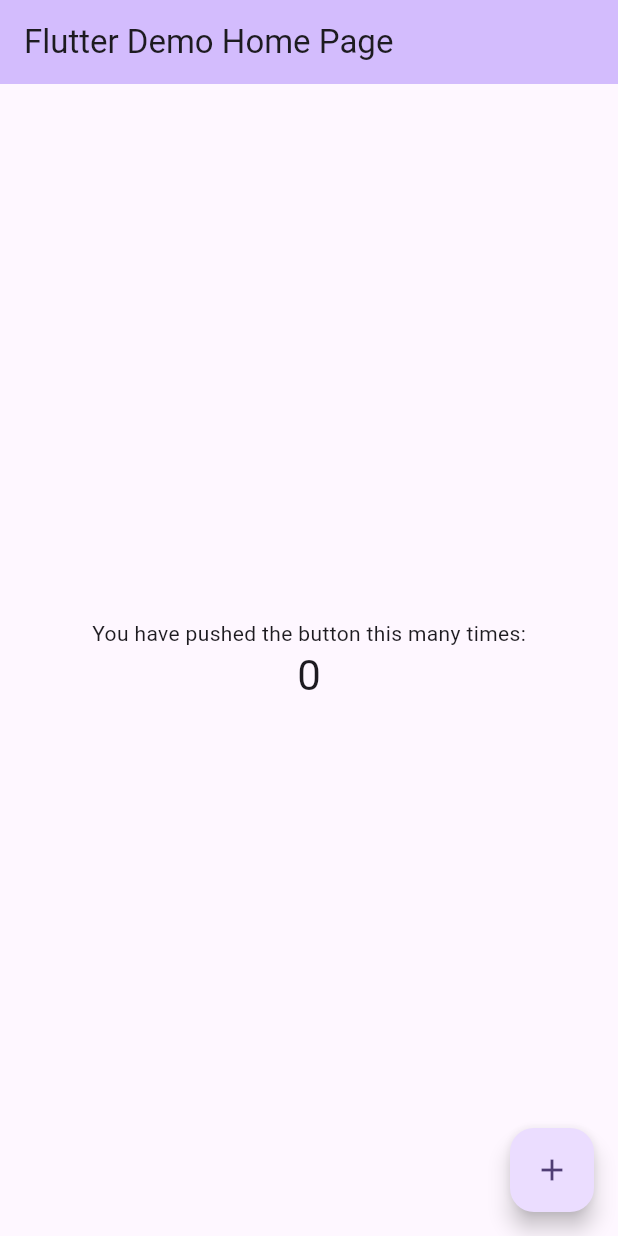
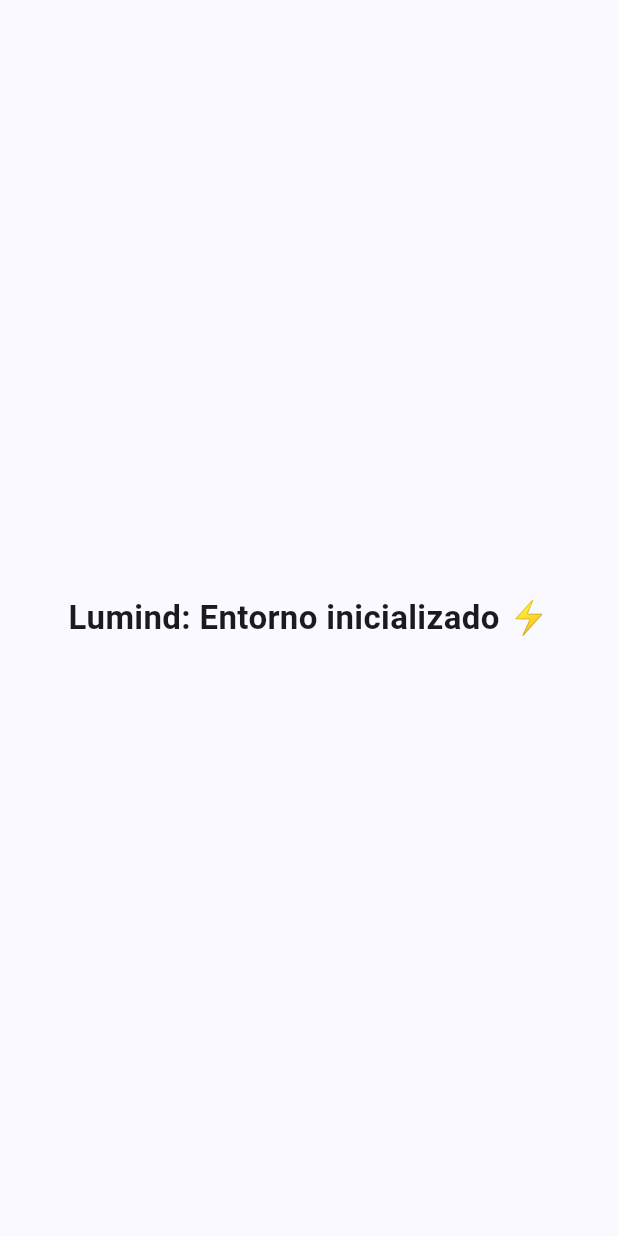
Before and after one commit to MeddinaDev/Lumind, a Flutter app: the screen it shows after launch, on a phone screen of 412 x 824 dp. Run offline on Flutter 3.47's test engine with Material 3 defaults, Android fonts, the light colour scheme and no system bars.

Commit message:
feat: Clean main.dart structure

```diff
--- a/lib/main.dart
+++ b/lib/main.dart
@@ -1,121 +1,31 @@
 import 'package:flutter/material.dart';
 
 void main() {
-  runApp(const MyApp());
+  runApp(const LumindApp());
 }
 
-class MyApp extends StatelessWidget {
-  const MyApp({super.key});
+class LumindApp extends StatelessWidget {
+  const LumindApp({super.key});
 
-  // This widget is the root of your application.
   @override
   Widget build(BuildContext context) {
     return MaterialApp(
-      title: 'Flutter Demo',
+      title: 'Lumind',
+      debugShowCheckedModeBanner: false, // Oculta la etiqueta de "Debug" arriba a la derecha
       theme: ThemeData(
-        // This is the theme of your application.
-        //
-        // TRY THIS: Try running your application with "flutter run". You'll see
-        // the application has a purple toolbar. Then, without quitting the app,
-        // try changing the seedColor in the colorScheme below to Colors.green
-        // and then invoke "hot reload" (save your changes or press the "hot
-        // reload" button in a Flutter-supported IDE, or press "r" if you used
-        // the command line to start the app).
-        //
-        // Notice that the counter didn't reset back to zero; the application
-        // state is not lost during the reload. To reset the state, use hot
-        // restart instead.
-        //
-        // This works for code too, not just values: Most code changes can be
-        // tested with just a hot reload.
-        colorScheme: .fromSeed(seedColor: Colors.deepPurple),
+        colorScheme: ColorScheme.fromSeed(seedColor: Colors.blueAccent),
+        useMaterial3: true,
       ),
-      home: const MyHomePage(title: 'Flutter Demo Home Page'),
-    );
-  }
-}
-
-class MyHomePage extends StatefulWidget {
-  const MyHomePage({super.key, required this.title});
-
-  // This widget is the home page of your application. It is stateful, meaning
-  // that it has a State object (defined below) that contains fields that affect
-  // how it looks.
-
-  // This class is the configuration for the state. It holds the values (in this
-  // case the title) provided by the parent (in this case the App widget) and
-  // used by the build method of the State. Fields in a Widget subclass are
-  // always marked "final".
-
-  final String title;
-
-  @override
-  State<MyHomePage> createState() => _MyHomePageState();
-}
-
-class _MyHomePageState extends State<MyHomePage> {
-  int _counter = 0;
-
-  void _incrementCounter() {
-    setState(() {
-      // This call to setState tells the Flutter framework that something has
-      // changed in this State, which causes it to rerun the build method below
-      // so that the display can reflect the updated values. If we changed
-      // _counter without calling setState(), then the build method would not be
-      // called again, and so nothing would appear to happen.
-      _counter++;
-    });
-  }
-
-  @override
-  Widget build(BuildContext context) {
-    // This method is rerun every time setState is called, for instance as done
-    // by the _incrementCounter method above.
-    //
-    // The Flutter framework has been optimized to make rerunning build methods
-    // fast, so that you can just rebuild anything that needs updating rather
-    // than having to individually change instances of widgets.
-    return Scaffold(
-      appBar: AppBar(
-        // TRY THIS: Try changing the color here to a specific color (to
-        // Colors.amber, perhaps?) and trigger a hot reload to see the AppBar
-        // change color while the other colors stay the same.
-        backgroundColor: Theme.of(context).colorScheme.inversePrimary,
-        // Here we take the value from the MyHomePage object that was created by
-        // the App.build method, and use it to set our appbar title.
-        title: Text(widget.title),
-      ),
-      body: Center(
-        // Center is a layout widget. It takes a single child and positions it
-        // in the middle of the parent.
-        child: Column(
-          // Column is also a layout widget. It takes a list of children and
-          // arranges them vertically. By default, it sizes itself to fit its
-          // children horizontally, and tries to be as tall as its parent.
-          //
-          // Column has various properties to control how it sizes itself and
-          // how it positions its children. Here we use mainAxisAlignment to
-          // center the children vertically; the main axis here is the vertical
-          // axis because Columns are vertical (the cross axis would be
-          // horizontal).
-          //
-          // TRY THIS: Invoke "debug painting" (choose the "Toggle Debug Paint"
-          // action in the IDE, or press "p" in the console), to see the
-          // wireframe for each widget.
-          mainAxisAlignment: .center,
-          children: [
-            const Text('You have pushed the button this many times:'),
-            Text(
-              '$_counter',
-              style: Theme.of(context).textTheme.headlineMedium,
+      home: const Scaffold(
+        body: Center(
+          child: Text(
+            'Lumind: Entorno inicializado ⚡️',
+            style: TextStyle(
+              fontSize: 22,
+              fontWeight: FontWeight.bold,
             ),
-          ],
+          ),
         ),
-      ),
-      floatingActionButton: FloatingActionButton(
-        onPressed: _incrementCounter,
-        tooltip: 'Increment',
-        child: const Icon(Icons.add),
       ),
     );
   }
```
